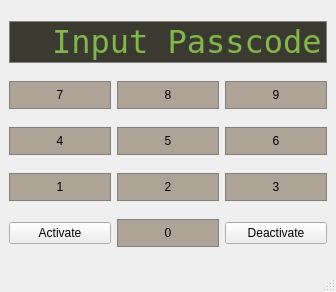
The window that controlpanel.ui (khanhchel99/HomeSecuritySystem) describes before a commit, drawn with Qt 5.
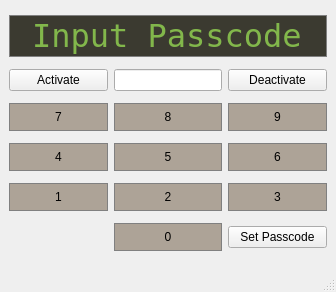
The same window after the commit.

Commit message: added status bar, began attempt limiter

```diff
--- a/controlpanel.ui
+++ b/controlpanel.ui
@@ -15,154 +15,7 @@
   </property>
   <widget class="QWidget" name="centralwidget">
    <layout class="QGridLayout" name="gridLayout">
-    <item row="2" column="2">
-     <widget class="QPushButton" name="Button6">
-      <property name="styleSheet">
-       <string notr="true">QPushButton {
-	background-color: #ada397;
-	border: 1px solid gray;
-	padding: 6px;
-}
-
-QPushButton:pressed {
-  	background-color: #bdcebe;
-	border: 1px solid gray;
-	padding: 6px;
-}
-</string>
-      </property>
-      <property name="text">
-       <string>6</string>
-      </property>
-     </widget>
-    </item>
-    <item row="3" column="2">
-     <widget class="QPushButton" name="Button3">
-      <property name="styleSheet">
-       <string notr="true">QPushButton {
-	background-color: #ada397;
-	border: 1px solid gray;
-	padding: 6px;
-}
-
-QPushButton:pressed {
-  	background-color: #bdcebe;
-	border: 1px solid gray;
-	padding: 6px;
-}
-</string>
-      </property>
-      <property name="text">
-       <string>3</string>
-      </property>
-     </widget>
-    </item>
-    <item row="3" column="1">
-     <widget class="QPushButton" name="Button2">
-      <property name="styleSheet">
-       <string notr="true">QPushButton {
-	background-color: #ada397;
-	border: 1px solid gray;
-	padding: 6px;
-}
-
-QPushButton:pressed {
-  	background-color: #bdcebe;
-	border: 1px solid gray;
-	padding: 6px;
-}
-</string>
-      </property>
-      <property name="text">
-       <string>2</string>
-      </property>
-     </widget>
-    </item>
-    <item row="2" column="0">
-     <widget class="QPushButton" name="Button4">
-      <property name="styleSheet">
-       <string notr="true">QPushButton {
-	background-color: #ada397;
-	border: 1px solid gray;
-	padding: 6px;
-}
-
-QPushButton:pressed {
-  	background-color: #bdcebe;
-	border: 1px solid gray;
-	padding: 6px;
-}
-</string>
-      </property>
-      <property name="text">
-       <string>4</string>
-      </property>
-     </widget>
-    </item>
-    <item row="1" column="1">
-     <widget class="QPushButton" name="Button8">
-      <property name="styleSheet">
-       <string notr="true">QPushButton {
-	background-color: #ada397;
-	border: 1px solid gray;
-	padding: 6px;
-}
-
-QPushButton:pressed {
-  	background-color: #bdcebe;
-	border: 1px solid gray;
-	padding: 6px;
-}
-</string>
-      </property>
-      <property name="text">
-       <string>8</string>
-      </property>
-     </widget>
-    </item>
-    <item row="2" column="1">
-     <widget class="QPushButton" name="Button5">
-      <property name="styleSheet">
-       <string notr="true">QPushButton {
-	background-color: #ada397;
-	border: 1px solid gray;
-	padding: 6px;
-}
-
-QPushButton:pressed {
-  	background-color: #bdcebe;
-	border: 1px solid gray;
-	padding: 6px;
-}
-</string>
-      </property>
-      <property name="text">
-       <string>5</string>
-      </property>
-     </widget>
-    </item>
-    <item row="3" column="0">
-     <widget class="QPushButton" name="Button1">
-      <property name="styleSheet">
-       <string notr="true">QPushButton {
-	background-color: #ada397;
-	border: 1px solid gray;
-	padding: 6px;
-}
-
-QPushButton:pressed {
-  	background-color: #bdcebe;
-	border: 1px solid gray;
-	padding: 6px;
-}
-</string>
-      </property>
-      <property name="text">
-       <string>1</string>
-      </property>
-     </widget>
-    </item>
-    <item row="1" column="0">
+    <item row="4" column="0">
      <widget class="QPushButton" name="Button7">
       <property name="sizePolicy">
        <sizepolicy hsizetype="Minimum" vsizetype="Ignored">
@@ -189,8 +42,8 @@
       </property>
      </widget>
     </item>
-    <item row="1" column="2">
-     <widget class="QPushButton" name="Button9">
+    <item row="6" column="1">
+     <widget class="QPushButton" name="Button2">
       <property name="styleSheet">
        <string notr="true">QPushButton {
 	background-color: #ada397;
@@ -206,46 +59,11 @@
 </string>
       </property>
       <property name="text">
-       <string>9</string>
+       <string>2</string>
       </property>
      </widget>
     </item>
-    <item row="4" column="0">
-     <widget class="QPushButton" name="Activate">
-      <property name="text">
-       <string>Activate</string>
-      </property>
-     </widget>
-    </item>
-    <item row="4" column="1">
-     <widget class="QPushButton" name="Button0">
-      <property name="styleSheet">
-       <string notr="true">QPushButton {
-	background-color: #ada397;
-	border: 1px solid gray;
-	padding: 6px;
-}
-
-QPushButton:pressed {
-  	background-color: #bdcebe;
-	border: 1px solid gray;
-	padding: 6px;
-}
-</string>
-      </property>
-      <property name="text">
-       <string>0</string>
-      </property>
-     </widget>
-    </item>
-    <item row="4" column="2">
-     <widget class="QPushButton" name="Deactivate">
-      <property name="text">
-       <string>Deactivate</string>
-      </property>
-     </widget>
-    </item>
-    <item row="0" column="0" colspan="3">
+    <item row="1" column="0" colspan="3">
      <widget class="QLineEdit" name="Display">
       <property name="sizePolicy">
        <sizepolicy hsizetype="Preferred" vsizetype="Fixed">
@@ -270,7 +88,212 @@
        <string>Input Passcode</string>
       </property>
       <property name="alignment">
-       <set>Qt::AlignRight|Qt::AlignTrailing|Qt::AlignVCenter</set>
+       <set>Qt::AlignCenter</set>
+      </property>
+     </widget>
+    </item>
+    <item row="6" column="0">
+     <widget class="QPushButton" name="Button1">
+      <property name="styleSheet">
+       <string notr="true">QPushButton {
+	background-color: #ada397;
+	border: 1px solid gray;
+	padding: 6px;
+}
+
+QPushButton:pressed {
+  	background-color: #bdcebe;
+	border: 1px solid gray;
+	padding: 6px;
+}
+</string>
+      </property>
+      <property name="text">
+       <string>1</string>
+      </property>
+     </widget>
+    </item>
+    <item row="4" column="1">
+     <widget class="QPushButton" name="Button8">
+      <property name="styleSheet">
+       <string notr="true">QPushButton {
+	background-color: #ada397;
+	border: 1px solid gray;
+	padding: 6px;
+}
+
+QPushButton:pressed {
+  	background-color: #bdcebe;
+	border: 1px solid gray;
+	padding: 6px;
+}
+</string>
+      </property>
+      <property name="text">
+       <string>8</string>
+      </property>
+     </widget>
+    </item>
+    <item row="5" column="0">
+     <widget class="QPushButton" name="Button4">
+      <property name="styleSheet">
+       <string notr="true">QPushButton {
+	background-color: #ada397;
+	border: 1px solid gray;
+	padding: 6px;
+}
+
+QPushButton:pressed {
+  	background-color: #bdcebe;
+	border: 1px solid gray;
+	padding: 6px;
+}
+</string>
+      </property>
+      <property name="text">
+       <string>4</string>
+      </property>
+     </widget>
+    </item>
+    <item row="5" column="1">
+     <widget class="QPushButton" name="Button5">
+      <property name="styleSheet">
+       <string notr="true">QPushButton {
+	background-color: #ada397;
+	border: 1px solid gray;
+	padding: 6px;
+}
+
+QPushButton:pressed {
+  	background-color: #bdcebe;
+	border: 1px solid gray;
+	padding: 6px;
+}
+</string>
+      </property>
+      <property name="text">
+       <string>5</string>
+      </property>
+     </widget>
+    </item>
+    <item row="4" column="2">
+     <widget class="QPushButton" name="Button9">
+      <property name="styleSheet">
+       <string notr="true">QPushButton {
+	background-color: #ada397;
+	border: 1px solid gray;
+	padding: 6px;
+}
+
+QPushButton:pressed {
+  	background-color: #bdcebe;
+	border: 1px solid gray;
+	padding: 6px;
+}
+</string>
+      </property>
+      <property name="text">
+       <string>9</string>
+      </property>
+     </widget>
+    </item>
+    <item row="5" column="2">
+     <widget class="QPushButton" name="Button6">
+      <property name="styleSheet">
+       <string notr="true">QPushButton {
+	background-color: #ada397;
+	border: 1px solid gray;
+	padding: 6px;
+}
+
+QPushButton:pressed {
+  	background-color: #bdcebe;
+	border: 1px solid gray;
+	padding: 6px;
+}
+</string>
+      </property>
+      <property name="text">
+       <string>6</string>
+      </property>
+     </widget>
+    </item>
+    <item row="2" column="1">
+     <widget class="QLineEdit" name="Status">
+      <property name="sizePolicy">
+       <sizepolicy hsizetype="Fixed" vsizetype="Fixed">
+        <horstretch>0</horstretch>
+        <verstretch>0</verstretch>
+       </sizepolicy>
+      </property>
+      <property name="text">
+       <string/>
+      </property>
+      <property name="alignment">
+       <set>Qt::AlignCenter</set>
+      </property>
+     </widget>
+    </item>
+    <item row="6" column="2">
+     <widget class="QPushButton" name="Button3">
+      <property name="styleSheet">
+       <string notr="true">QPushButton {
+	background-color: #ada397;
+	border: 1px solid gray;
+	padding: 6px;
+}
+
+QPushButton:pressed {
+  	background-color: #bdcebe;
+	border: 1px solid gray;
+	padding: 6px;
+}
+</string>
+      </property>
+      <property name="text">
+       <string>3</string>
+      </property>
+     </widget>
+    </item>
+    <item row="2" column="0">
+     <widget class="QPushButton" name="Activate">
+      <property name="text">
+       <string>Activate</string>
+      </property>
+     </widget>
+    </item>
+    <item row="2" column="2">
+     <widget class="QPushButton" name="Deactivate">
+      <property name="text">
+       <string>Deactivate</string>
+      </property>
+     </widget>
+    </item>
+    <item row="7" column="1">
+     <widget class="QPushButton" name="Button0">
+      <property name="styleSheet">
+       <string notr="true">QPushButton {
+	background-color: #ada397;
+	border: 1px solid gray;
+	padding: 6px;
+}
+
+QPushButton:pressed {
+  	background-color: #bdcebe;
+	border: 1px solid gray;
+	padding: 6px;
+}
+</string>
+      </property>
+      <property name="text">
+       <string>0</string>
+      </property>
+     </widget>
+    </item>
+    <item row="7" column="2">
+     <widget class="QPushButton" name="ChangeCode">
+      <property name="text">
+       <string>Set Passcode</string>
       </property>
      </widget>
     </item>
```
Left out of the diff: 2 changed lines with no effect on the pictures. The commit also changes 4 other files.
